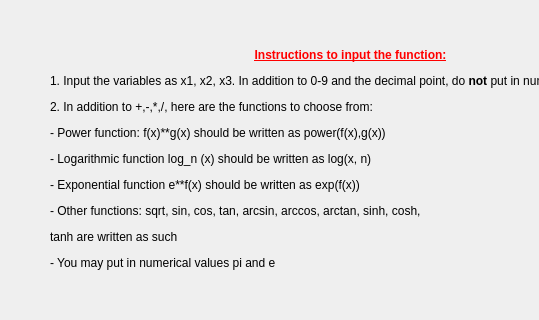
This is SmartDiff/GUI/step1.ui in SmartDiff/cs107-FinalProject as Qt 5 draws it before an edit; both pictures show x 0 to 539 and y 326 to 646 of the 697 by 729 pixel window. The edited form follows.
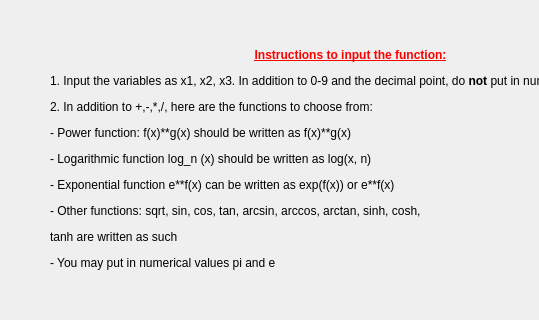
This is the edited form.

Commit message: updated function input instruction

The edit to the form file:
```diff
--- a/SmartDiff/GUI/step1.ui
+++ b/SmartDiff/GUI/step1.ui
@@ -141,7 +141,7 @@
      </rect>
     </property>
     <property name="text">
-     <string>&lt;html&gt;&lt;head/&gt;&lt;body&gt;&lt;p align=&quot;center&quot;&gt;&lt;span style=&quot; font-weight:600; text-decoration: underline; color:#ff0000;&quot;&gt;Instructions to input the function:&lt;/span&gt;&lt;span style=&quot; font-weight:600; color:#ff0000;&quot;/&gt;&lt;/p&gt;&lt;p&gt;1. Input the variables as x1, x2, x3. In addition to 0-9 and the decimal point, do &lt;span style=&quot; font-weight:600;&quot;&gt;not&lt;/span&gt; put in numerical values pi and e. &lt;/p&gt;&lt;p&gt;2. In addition to +,-,*,/, here are the functions to choose from: &lt;/p&gt;&lt;p&gt;- Power function: f(x)**g(x) should be written as power(f(x),g(x))&lt;/p&gt;&lt;p&gt;- Logarithmic function log_n (x) should be written as log(x, n)&lt;/p&gt;&lt;p&gt;- Exponential function e**f(x) should be written as exp(f(x))&lt;/p&gt;&lt;p&gt;- Other functions: sqrt, sin, cos, tan, arcsin, arccos, arctan, sinh, cosh, &lt;/p&gt;&lt;p&gt;tanh are written as such&lt;/p&gt;&lt;p&gt;- You may put in numerical values pi and e&lt;/p&gt;&lt;/body&gt;&lt;/html&gt;</string>
+     <string>&lt;html&gt;&lt;head/&gt;&lt;body&gt;&lt;p align=&quot;center&quot;&gt;&lt;span style=&quot; font-weight:600; text-decoration: underline; color:#ff0000;&quot;&gt;Instructions to input the function:&lt;/span&gt;&lt;/p&gt;&lt;p&gt;1. Input the variables as x1, x2, x3. In addition to 0-9 and the decimal point, do &lt;span style=&quot; font-weight:600;&quot;&gt;not&lt;/span&gt; put in numerical values pi and e. &lt;/p&gt;&lt;p&gt;2. In addition to +,-,*,/, here are the functions to choose from: &lt;/p&gt;&lt;p&gt;- Power function: f(x)**g(x) should be written as f(x)**g(x)&lt;/p&gt;&lt;p&gt;- Logarithmic function log_n (x) should be written as log(x, n)&lt;/p&gt;&lt;p&gt;- Exponential function e**f(x) can be written as exp(f(x)) or e**f(x)&lt;/p&gt;&lt;p&gt;- Other functions: sqrt, sin, cos, tan, arcsin, arccos, arctan, sinh, cosh, &lt;/p&gt;&lt;p&gt;tanh are written as such&lt;/p&gt;&lt;p&gt;- You may put in numerical values pi and e&lt;/p&gt;&lt;/body&gt;&lt;/html&gt;</string>
     </property>
    </widget>
   </widget>
```
